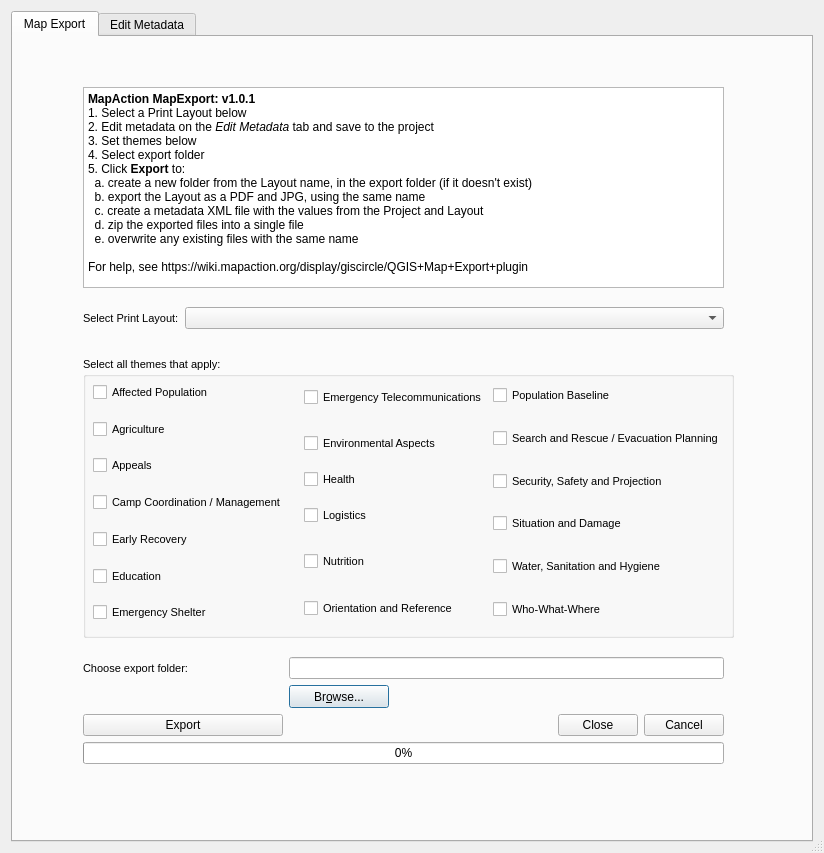
This is map_export_dialog_base.ui in mapaction/mapexport-qgis3 as Qt 5 draws it before an edit. The edited form follows.
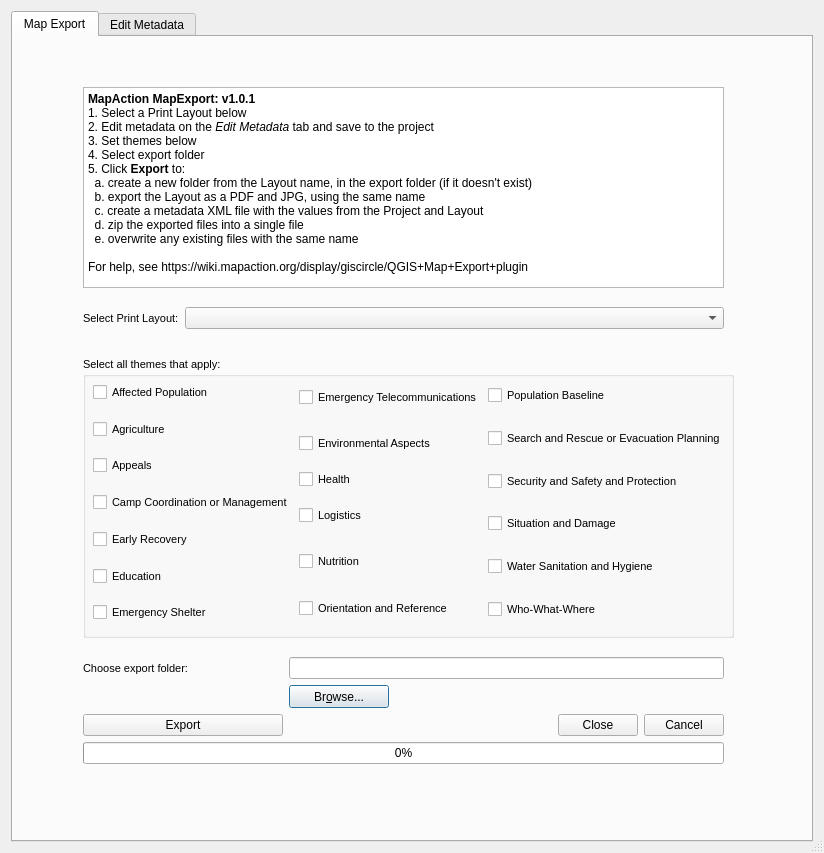
This is the edited form. Icons and pictures are not drawn. Custom widgets are drawn as their Qt base class.

```diff
--- a/map_export_dialog_base.ui
+++ b/map_export_dialog_base.ui
@@ -340,7 +340,7 @@
               </sizepolicy>
              </property>
              <property name="text">
-              <string>Camp Coordination / Management</string>
+              <string>Camp Coordination or Management</string>
              </property>
             </widget>
            </item>
@@ -491,7 +491,7 @@
               </sizepolicy>
              </property>
              <property name="text">
-              <string>Search and Rescue / Evacuation Planning</string>
+              <string>Search and Rescue or Evacuation Planning</string>
              </property>
             </widget>
            </item>
@@ -504,7 +504,7 @@
               </sizepolicy>
              </property>
              <property name="text">
-              <string>Security, Safety and Projection</string>
+              <string>Security and Safety and Protection</string>
              </property>
             </widget>
            </item>
@@ -530,7 +530,7 @@
               </sizepolicy>
              </property>
              <property name="text">
-              <string>Water, Sanitation and Hygiene</string>
+              <string>Water Sanitation and Hygiene</string>
              </property>
             </widget>
            </item>
```
Left out of the diff: 2 changed lines with no effect on the pictures.
